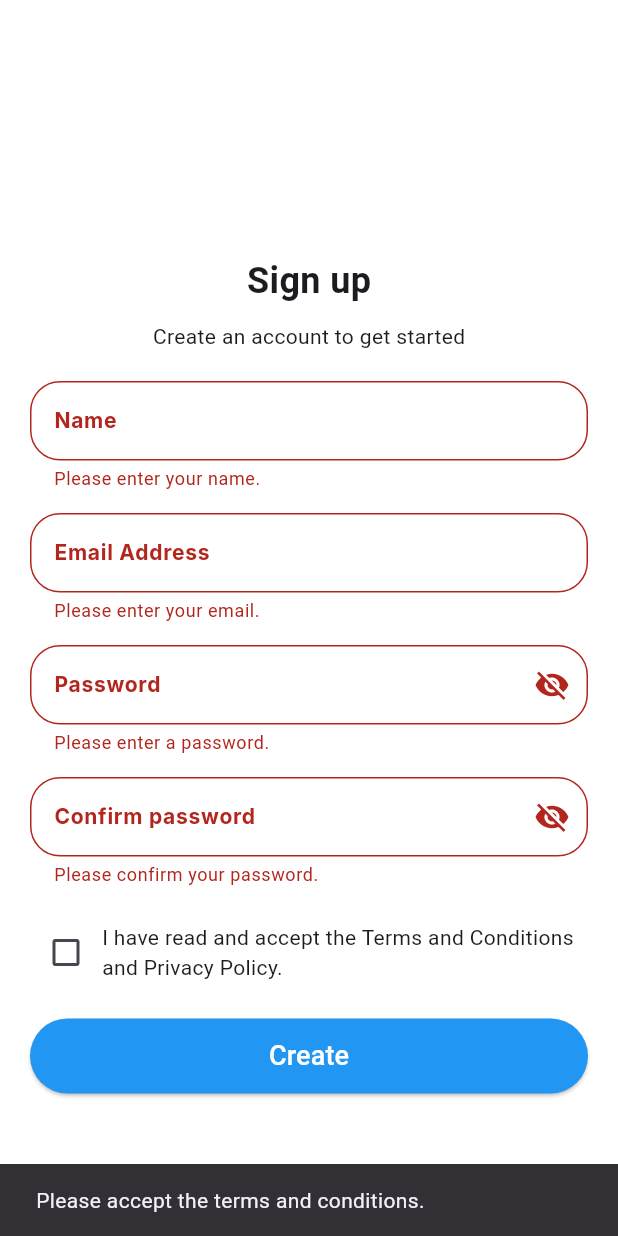
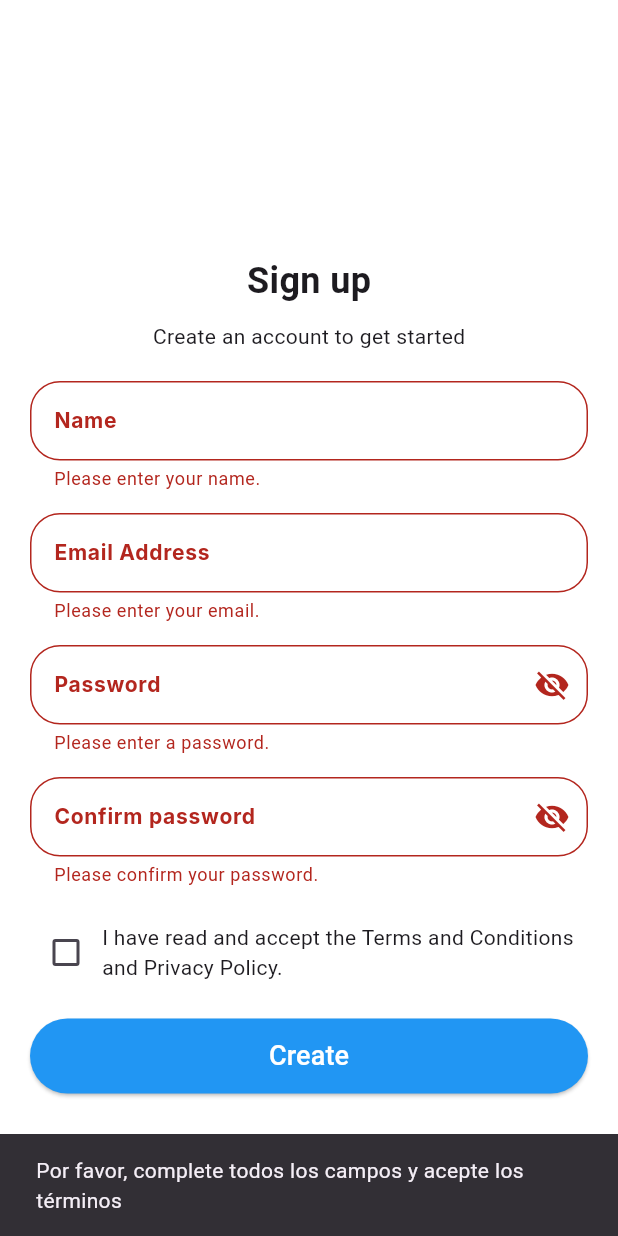
Before and after one commit to AgnerDDiaz/short_time_app, a Flutter app: the RegisterScreen screen opened by its route, after a tap on "Create", on a phone screen of 412 x 824 dp. Run offline on Flutter 3.47's test engine with Material 3 defaults, Android fonts, the phone set to English and light mode, and no system bars; our stand-ins replace google_fonts, image_picker, table_calendar; accounts and stored records are empty.

Commit message:
integracion de registro y login (falta testearla)

```diff
--- a/lib/api/st_api_service.dart
+++ b/lib/api/st_api_service.dart
@@ -2,24 +2,44 @@ import 'dart:convert';
 import 'package:http/http.dart' as http;
 
 class StApiService {
-  static const String baseUrl = 'http://localhost:8000/api'; // Cambia esto
+  static const String baseUrl = 'http://producti-myserviceloadba-519714058.us-east-1.elb.amazonaws.com/api';
 
-  static Future<bool> registerUser(String name, String email, String password) async {
-    final url = Uri.parse('$baseUrl/register');
+  static Future<bool> registerUser(
+      String role,
+      String name,
+      String email,
+      String password,
+      String profilePicture,
+      String city,
+      String businessAddress,
+      String phoneNumber
+      ) async {
+    try {
       final response = await http.post(
-      url,
+        Uri.parse('${baseUrl}/auth/register'),
+        headers: {
+          'Content-Type': 'application/json',
+        },
         body: jsonEncode({
+          'role': role,
           'name': name,
           'email': email,
           'password': password,
+          'profile_picture': profilePicture,
+          'city': city,
+          'business_address': businessAddress,
+          'phone_numbre': phoneNumber
+
         }),
-      headers: {'Content-Type': 'application/json'},
       );
 
-    if (response.statusCode == 200) {
+      if (response.statusCode == 201) {
         return true;
       } else {
-      print('Error: ${response.body}');
+        return false;
+      }
+    } catch (e) {
+      print('Error en el registro: $e');
       return false;
     }
   }
--- a/lib/screens/registro_screen.dart
+++ b/lib/screens/registro_screen.dart
@@ -1,4 +1,5 @@
 import 'package:flutter/material.dart';
+import '../api/st_api_service.dart';
 
 class RegisterScreen extends StatefulWidget {
   static const routeName = '/register';
@@ -11,18 +12,47 @@ class _RegisterScreenState extends State<RegisterScreen> {
   final TextEditingController nameController = TextEditingController();
   final TextEditingController emailController = TextEditingController();
   final TextEditingController passwordController = TextEditingController();
-  final TextEditingController confirmPasswordController =
-  TextEditingController();
+  final TextEditingController confirmPasswordController = TextEditingController();
   final _formKey = GlobalKey<FormState>();
   bool _isPasswordVisible = false; // Control de visibilidad de la contraseña
   bool _isTermsAccepted = false; // Estado de la casilla de verificación
 
-  void _register() {
+  void _register() async {
     if (_formKey.currentState!.validate() && _isTermsAccepted) {
-      Navigator.pushReplacementNamed(context, '/login'); // Redirigir al login
-    } else if (!_isTermsAccepted) {
+      try {
+        final success = await StApiService.registerUser(
+            "client",
+            nameController.text,
+            emailController.text,
+            passwordController.text,
+            "",
+            "",
+            "",
+            ""
+        );
+
+        if (mounted) {
+          if (success) {  // Simplificamos la condición
+            await ScaffoldMessenger.of(context).showSnackBar(
+              const SnackBar(content: Text("Registro Completado!")),
+            );
+            Navigator.pushReplacementNamed(context, '/login'); // Usamos pushReplacement
+          } else {
+            ScaffoldMessenger.of(context).showSnackBar(
+              const SnackBar(content: Text("Error en el registro. Por favor, intente nuevamente.")),
+            );
+          }
+        }
+      } catch (e) {
+        if (mounted) {
+          ScaffoldMessenger.of(context).showSnackBar(
+            SnackBar(content: Text("Error: ${e.toString()}")),
+          );
+        }
+      }
+    } else {
       ScaffoldMessenger.of(context).showSnackBar(
-        SnackBar(content: Text('Please accept the terms and conditions.')),
+        const SnackBar(content: Text("Por favor, complete todos los campos y acepte los términos")),
       );
     }
   }
```
Also changed, not shown: lib/screens/login_screen.dart (+18 -9 lines). Lines whose indentation alone changed are shown as unchanged.
